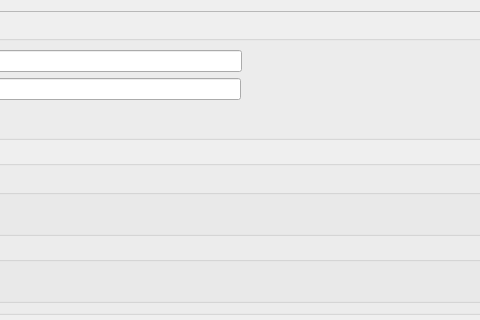
Old version of the form plugins/Keithley2612B/Keithley2612B_settingsWidget.ui in the repository pyIVLS/pyIVLS; both pictures show x 191 to 671 and y 0 to 320 of the 787 by 509 pixel window.
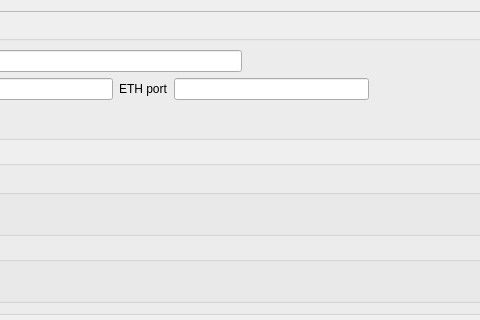
New version of the form.

Commit message: Keithley eth connection tested and "working"

Patch:
```diff
--- a/plugins/Keithley2612B/Keithley2612B_settingsWidget.ui
+++ b/plugins/Keithley2612B/Keithley2612B_settingsWidget.ui
@@ -96,6 +96,16 @@
             <item>
              <widget class="QLineEdit" name="lineEditETH"/>
             </item>
+            <item>
+             <widget class="QLabel" name="label_3">
+              <property name="text">
+               <string>ETH port</string>
+              </property>
+             </widget>
+            </item>
+            <item>
+             <widget class="QLineEdit" name="lineEditPort"/>
+            </item>
             <item>
              <spacer name="horizontalSpacer_2">
               <property name="orientation">
@@ -249,9 +259,6 @@
        </item>
        <item>
         <spacer name="verticalSpacer">
-         <property name="orientation">
-          <enum>Qt::Orientation::Vertical</enum>
-         </property>
          <property name="sizeHint" stdset="0">
           <size>
            <width>20</width>
```
Left out of the diff: 10 changed lines with no effect on the pictures. The commit also changes 5 other files.
